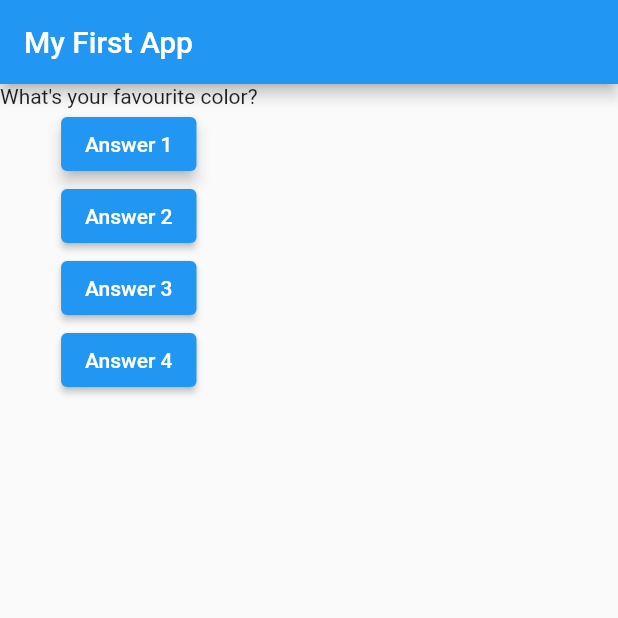
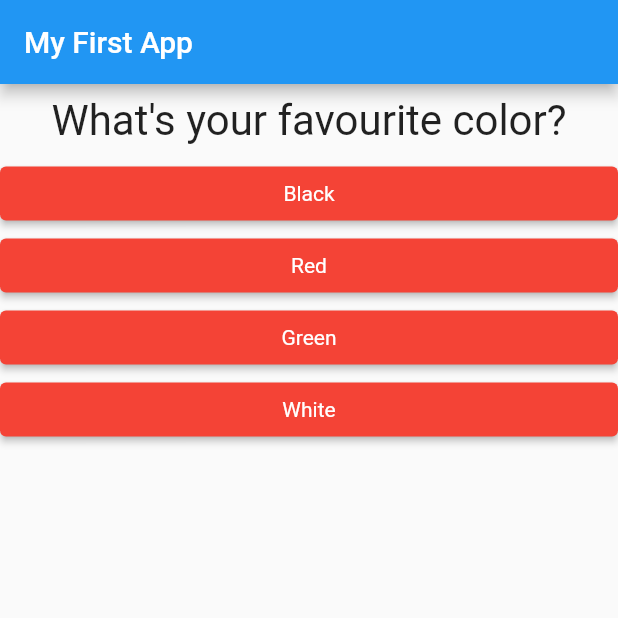
Before and after one commit to pintukumar1/quiz-app, a Flutter app: the screen it shows after launch, on a phone screen of 412 x 824 dp, the top half of it. Run offline on Flutter 3.47's test engine with Material 2 defaults, Android fonts, the phone set to English and light mode, and no system bars.

Commit message:
added answer and question

```diff
--- /dev/null
+++ b/lib/answer.dart
@@ -0,0 +1,25 @@
+import 'package:flutter/material.dart';
+
+class Answer extends StatelessWidget {
+  final VoidCallback answerHandler;
+  final String answerText;
+
+  Answer(this.answerHandler, this.answerText);
+
+  @override
+  Widget build(BuildContext context) {
+    return Container(
+      width: double.infinity,
+      child: ElevatedButton(
+        style: ElevatedButton.styleFrom(
+          primary: Colors.red,
+          textStyle: TextStyle(
+            color: Colors.white,
+          )
+        ),
+        child: Text(answerText),
+        onPressed: answerHandler,
+      ),
+    );
+  }
+}
--- a/lib/main.dart
+++ b/lib/main.dart
@@ -1,20 +1,26 @@
 import 'package:flutter/material.dart';
+import './question.dart';
+import './answer.dart';
 
 void main() {
   runApp(MyApp());
 }
+
 class MyApp extends StatefulWidget {
   @override
-    State<StatefulWidget> createState() {
-      return _MyAppState();
-    }
+  State<StatefulWidget> createState() {
+    return _MyAppState();
+  }
 }
 
 class _MyAppState extends State<MyApp> {
   var _questionIndex = 0;
 
   void _answerQuestion() {
-    setState( () {
+    if(_questionIndex == 2) {
+      return;
+    }
+    setState(() {
       _questionIndex = _questionIndex + 1;
     });
     print(_questionIndex);
@@ -23,9 +29,20 @@ class _MyAppState extends State<MyApp> {
   @override
   Widget build(BuildContext context) {
     var questions = [
-      'What\'s your favourite color?',
-      'What\'s your favorite animal?'
+      {
+        "questionText": 'What\'s your favourite color?',
+        "answers": ['Black', 'Red', 'Green', 'White']
+      },
+      {
+        "questionText": 'What\'s your favorite animal?',
+        "answers": ['Rabbit', 'Snake', 'Elephant', 'Lion']
+      },
+      {
+        "questionText": 'Who\'s your favourite instructor?',
+        "answers": ['Max', 'Manu', 'Pintu']
+      }
     ];
+
     return MaterialApp(
       home: Scaffold(
         appBar: AppBar(
@@ -33,32 +50,16 @@ class _MyAppState extends State<MyApp> {
         ),
         body: Column(
           children: [
-            Text(questions[_questionIndex]),
-            ElevatedButton(
-              onPressed: _answerQuestion,
-              autofocus: true,
-              child: Text('Answer 1'),
+            Question(
+              questions[_questionIndex]['questionText'] as String,
             ),
-            ElevatedButton(
-              onPressed: () => print('answer 2 chosen'),
-              autofocus: true,
-              child: Text('Answer 2'),
-            ),
-             ElevatedButton(
-              onPressed: () => {
-                print('answer 3 chosen')
-              },
-              autofocus: true,
-              child: Text('Answer 3'),
-            ),
-            ElevatedButton(
-              onPressed: (){
-                print('answer 4 chosen');
-              },
-              autofocus: true,
-              child: Text('Answer 4'),
-            ),
-
+            ...(questions[_questionIndex]['answers'] as List<String>)
+                .map((answer) {
+              return Answer(
+                _answerQuestion,
+                answer,
+              );
+            })
           ],
         ),
       ),
--- /dev/null
+++ b/lib/question.dart
@@ -0,0 +1,20 @@
+import 'package:flutter/material.dart';
+
+class Question extends StatelessWidget {
+  final String questionText;
+
+  Question(this.questionText);
+
+  @override
+  Widget build(BuildContext context) {
+    return Container(
+      width: double.infinity,
+      padding: EdgeInsets.all(8.0),
+      child: Text(
+        questionText,
+        style: TextStyle(fontSize: 28),
+        textAlign: TextAlign.center,
+      ),
+    );
+  }
+}
```
